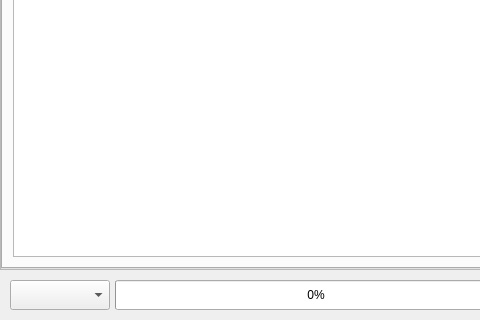
This is src/airunner/components/chat/gui/widgets/templates/chat_prompt.ui in Capsize-Games/airunner as Qt 5 draws it before an edit; both pictures show x 0 to 480 and y 371 to 691 of the 597 by 691 pixel window. The edited form follows.
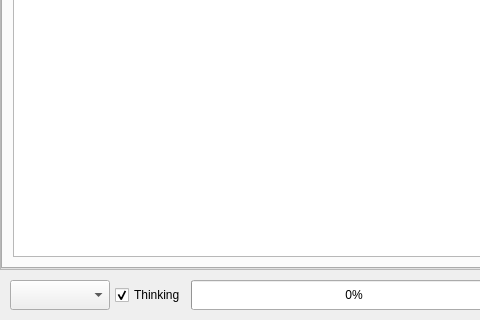
This is the edited form. Icons and pictures are not drawn. Custom widgets are drawn as their Qt base class.

Commit message: Add Qwen3 thinking mode support and UI improvements

```diff
--- a/src/airunner/components/chat/gui/widgets/templates/chat_prompt.ui
+++ b/src/airunner/components/chat/gui/widgets/templates/chat_prompt.ui
@@ -393,6 +393,31 @@
            </property>
           </widget>
          </item>
+         <item>
+          <widget class="QCheckBox" name="thinking_checkbox">
+           <property name="sizePolicy">
+            <sizepolicy hsizetype="Maximum" vsizetype="Fixed">
+             <horstretch>0</horstretch>
+             <verstretch>0</verstretch>
+            </sizepolicy>
+           </property>
+           <property name="minimumSize">
+            <size>
+             <width>0</width>
+             <height>30</height>
+            </size>
+           </property>
+           <property name="toolTip">
+            <string>Enable thinking mode (Qwen3). When enabled, the model will reason step-by-step before responding. Slower but more thoughtful responses.</string>
+           </property>
+           <property name="text">
+            <string>Thinking</string>
+           </property>
+           <property name="checked">
+            <bool>true</bool>
+           </property>
+          </widget>
+         </item>
          <item>
           <widget class="QProgressBar" name="progressBar">
            <property name="sizePolicy">
```
Left out of the diff: 17 changed lines with no effect on the pictures. The commit also changes 29 other files.
